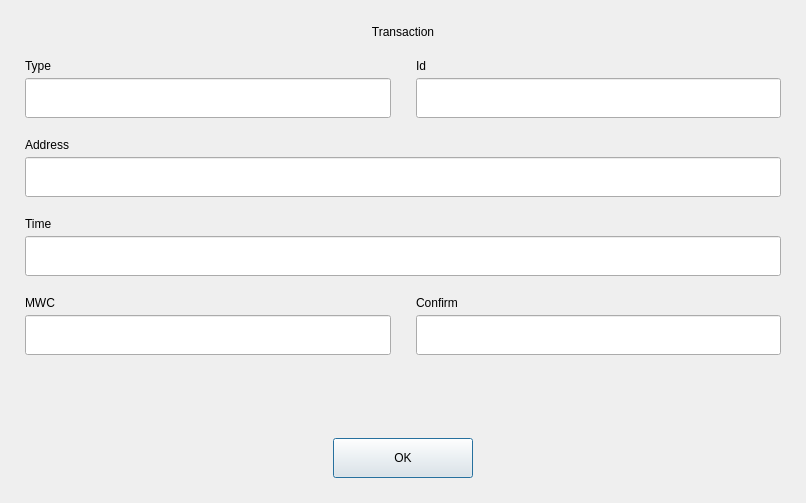
Old version of the form dialogs/e_showtransactiondlg.ui in the repository 0xkobe/mwc-wallet.
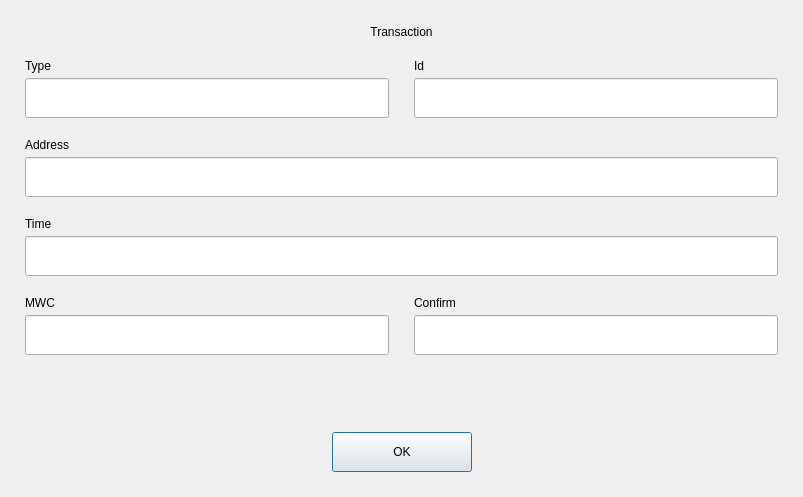
New version of the form. Custom widgets are drawn as their Qt base class.

```diff
--- a/dialogs/e_showtransactiondlg.ui
+++ b/dialogs/e_showtransactiondlg.ui
@@ -6,8 +6,8 @@
    <rect>
     <x>0</x>
     <y>0</y>
-    <width>806</width>
-    <height>503</height>
+    <width>803</width>
+    <height>497</height>
    </rect>
   </property>
   <property name="windowTitle">
```
